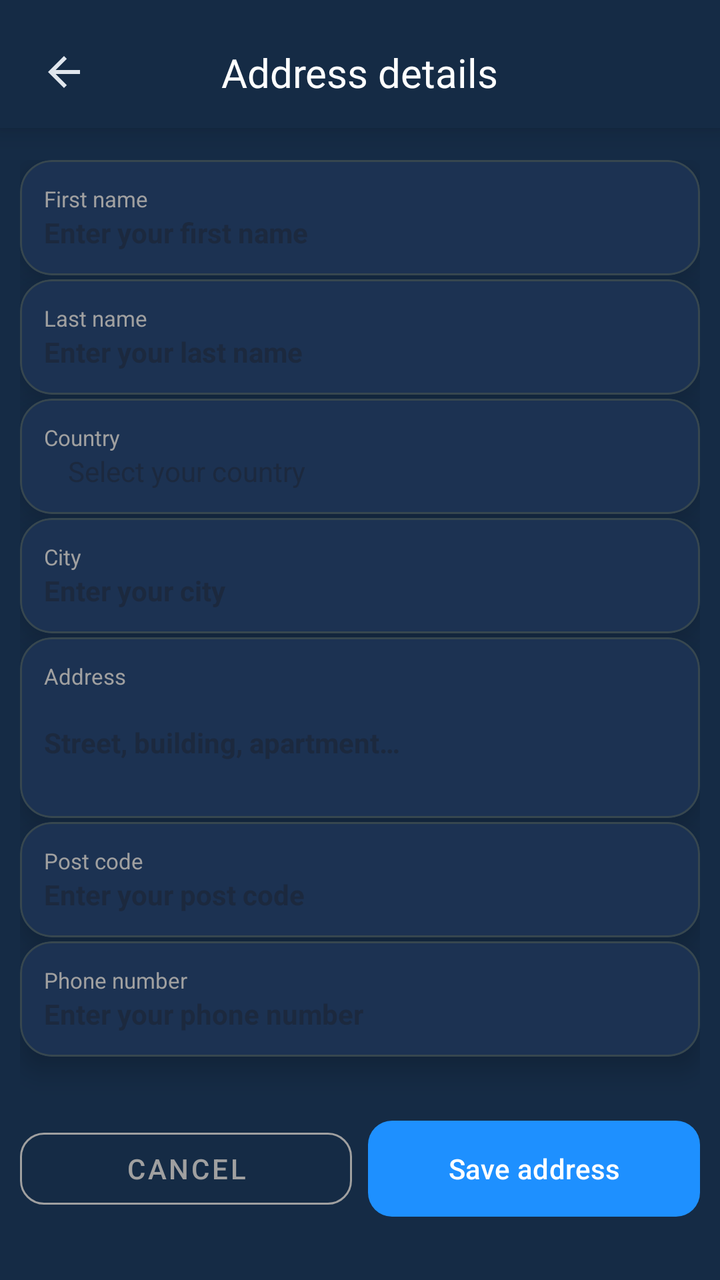
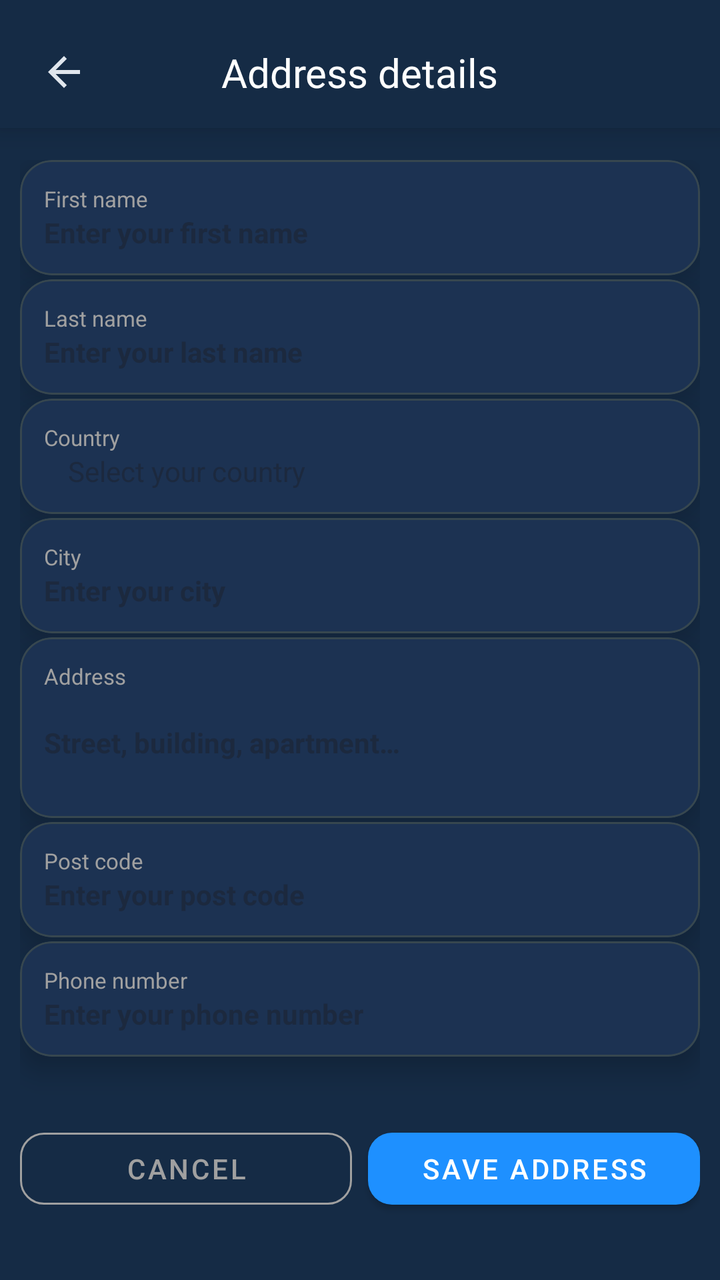

The first picture is an Android layout as it rendered before a commit; the second is the same layout after the commit. The layout source and the unified diff follow.
<!-- AndroidManifest.xml: application theme AppTheme -->
<!-- res/layout/fragment_user_address.xml -->
<?xml version="1.0" encoding="utf-8"?>
<androidx.constraintlayout.widget.ConstraintLayout 
    xmlns:android="http://schemas.android.com/apk/res/android"
    xmlns:app="http://schemas.android.com/apk/res-auto"
    xmlns:tools="http://schemas.android.com/tools"
    android:layout_width="match_parent"
    android:layout_height="match_parent"
    android:background="@color/background_color"
    tools:context=".ui.tabs.settings.userinfo.UserAddressFragment">

    
    <androidx.constraintlayout.widget.ConstraintLayout
        android:id="@+id/headerContainer"
        android:layout_width="match_parent"
        android:layout_height="wrap_content"
        android:paddingHorizontal="16dp"
        android:paddingTop="20dp"
        android:paddingBottom="12dp"
        android:background="@color/background_color"
        android:elevation="8dp"
        app:layout_constraintTop_toTopOf="parent">

        
        <ImageView
            android:id="@+id/btnBack"
            android:layout_width="32dp"
            android:layout_height="32dp"
            android:src="@drawable/ic_back"
            android:scaleType="center"
            app:tint="?attr/colorOnSurface"
            android:clickable="true"
            android:focusable="true"
            android:contentDescription="@string/user_address_back_button_desc"
            app:layout_constraintBottom_toBottomOf="parent"
            app:layout_constraintStart_toStartOf="parent"
            app:layout_constraintTop_toTopOf="parent" />

        
        <TextView
            android:id="@+id/tvTitle"
            style="@style/TextAppearance.Aqua.EditProfileTitle"
            android:layout_width="wrap_content"
            android:layout_height="wrap_content"
            android:text="@string/user_address_title"
            android:importantForAccessibility="yes"
            app:layout_constraintTop_toTopOf="parent"
            app:layout_constraintBottom_toBottomOf="parent"
            app:layout_constraintStart_toStartOf="parent"
            app:layout_constraintEnd_toEndOf="parent" />
    </androidx.constraintlayout.widget.ConstraintLayout>

    
    <ScrollView
        android:id="@+id/scrollContent"
        android:layout_width="0dp"
        android:layout_height="0dp"
        android:fillViewport="true"
        android:scrollbars="none"
        app:layout_constraintTop_toBottomOf="@id/headerContainer"
        app:layout_constraintBottom_toBottomOf="parent"
        app:layout_constraintStart_toStartOf="parent"
        app:layout_constraintEnd_toEndOf="parent">

        <LinearLayout
            android:id="@+id/contentRoot"
            android:layout_width="match_parent"
            android:layout_height="wrap_content"
            android:orientation="vertical"
            android:paddingStart="10dp"
            android:paddingEnd="10dp"
            android:paddingTop="16dp"
            android:paddingBottom="16dp"
            android:gravity="center_horizontal">

            
            <com.google.android.material.card.MaterialCardView
                android:layout_width="match_parent"
                android:layout_height="wrap_content"
                android:layout_marginBottom="2dp"
                style="@style/Widget.Aqua.CardStyles">

                <LinearLayout
                    android:orientation="vertical"
                    android:layout_width="match_parent"
                    android:layout_height="wrap_content"
                    android:padding="12dp">

                    <TextView
                        android:layout_width="wrap_content"
                        android:layout_height="wrap_content"
                        android:text="@string/address_info_first_name_label"
                        android:textSize="11sp"
                        android:textColor="@color/settings_text_secondary"
                        android:labelFor="@id/etFirstName" />

                    <EditText
                        android:id="@+id/etFirstName"
                        android:layout_width="match_parent"
                        android:layout_height="wrap_content"
                        android:textSize="14sp"
                        android:textColor="@android:color/white"
                        android:hint="@string/address_info_first_name_hint"
                        android:textStyle="bold"
                        android:background="@null"
                        android:padding="0dp" />
                </LinearLayout>
            </com.google.android.material.card.MaterialCardView>

            
            <com.google.android.material.card.MaterialCardView
                android:layout_width="match_parent"
                android:layout_height="wrap_content"
                android:layout_marginBottom="2dp"
                style="@style/Widget.Aqua.CardStyles">

                <LinearLayout
                    android:orientation="vertical"
                    android:layout_width="match_parent"
                    android:layout_height="wrap_content"
                    android:padding="12dp">

                    <TextView
                        android:layout_width="wrap_content"
                        android:layout_height="wrap_content"
                        android:text="@string/address_info_last_name_label"
                        android:textSize="11sp"
                        android:textColor="@color/settings_text_secondary"
                        android:labelFor="@id/etLastName" />

                    <EditText
                        android:id="@+id/etLastName"
                        android:layout_width="match_parent"
                        android:layout_height="wrap_content"
                        android:textSize="14sp"
                        android:textColor="@android:color/white"
                        android:hint="@string/address_info_last_name_hint"
                        android:textStyle="bold"
                        android:background="@null"
                        android:padding="0dp" />
                </LinearLayout>
            </com.google.android.material.card.MaterialCardView>

            
            <com.google.android.material.card.MaterialCardView
                android:layout_width="match_parent"
                android:layout_height="wrap_content"
                android:layout_marginBottom="2dp"
                style="@style/Widget.Aqua.CardStyles">

                <LinearLayout
                    android:orientation="vertical"
                    android:layout_width="match_parent"
                    android:layout_height="wrap_content"
                    android:padding="12dp">

                    <TextView
                        android:layout_width="wrap_content"
                        android:layout_height="wrap_content"
                        android:text="@string/address_info_country_label"
                        android:textSize="11sp"
                        android:textColor="@color/settings_text_secondary"
                        android:labelFor="@id/etCountry" />

                    <AutoCompleteTextView
                        android:id="@+id/etCountry"
                        android:layout_width="match_parent"
                        android:layout_height="wrap_content"
                        android:textSize="14sp"
                        android:textColor="@android:color/white"
                        android:hint="@string/address_info_country_hint"
                        android:focusable="false"
                        android:cursorVisible="false"
                        android:inputType="none"
                        android:background="@null"
                        android:singleLine="true"
                        android:ellipsize="end"
                        android:gravity="start"
                        android:textAlignment="viewStart"
                        android:padding="0dp"
                        android:paddingStart="12dp" />
                </LinearLayout>
            </com.google.android.material.card.MaterialCardView>

            
            <com.google.android.material.card.MaterialCardView
                android:layout_width="match_parent"
                android:layout_height="wrap_content"
                android:layout_marginBottom="2dp"
                style="@style/Widget.Aqua.CardStyles">

                <LinearLayout
                    android:orientation="vertical"
                    android:layout_width="match_parent"
                    android:layout_height="wrap_content"
                    android:padding="12dp">

                    <TextView
                        android:layout_width="wrap_content"
                        android:layout_height="wrap_content"
                        android:text="@string/address_info_city_label"
                        android:textSize="11sp"
                        android:textColor="@color/settings_text_secondary"
                        android:labelFor="@id/etCity" />

                    <EditText
                        android:id="@+id/etCity"
                        android:layout_width="match_parent"
                        android:layout_height="wrap_content"
                        android:textSize="14sp"
                        android:textColor="@android:color/white"
                        android:hint="@string/address_info_city_hint"
                        android:textStyle="bold"
                        android:background="@null"
                        android:padding="0dp" />
                </LinearLayout>
            </com.google.android.material.card.MaterialCardView>

            
            <com.google.android.material.card.MaterialCardView
                android:layout_width="match_parent"
                android:layout_height="wrap_content"
                android:layout_marginBottom="2dp"
                style="@style/Widget.Aqua.CardStyles">

                <LinearLayout
                    android:orientation="vertical"
                    android:layout_width="match_parent"
                    android:layout_height="wrap_content"
                    android:padding="12dp">

                    <TextView
                        android:layout_width="wrap_content"
                        android:layout_height="wrap_content"
                        android:text="@string/address_info_address_label"
                        android:textSize="11sp"
                        android:textColor="@color/settings_text_secondary"
                        android:labelFor="@id/etAddress" />

                    <EditText
                        android:id="@+id/etAddress"
                        android:layout_width="match_parent"
                        android:layout_height="wrap_content"
                        android:textSize="14sp"
                        android:textColor="@android:color/white"
                        android:hint="@string/address_info_address_hint"
                        android:textStyle="bold"
                        android:background="@null"
                        android:padding="0dp"
                        android:inputType="textMultiLine"
                        android:singleLine="false"
                        android:lines="3"
                        android:ellipsize="none"
                        android:scrollHorizontally="false" />
                </LinearLayout>
            </com.google.android.material.card.MaterialCardView>

            
            <com.google.android.material.card.MaterialCardView
                android:layout_width="match_parent"
                android:layout_height="wrap_content"
                android:layout_marginBottom="2dp"
                style="@style/Widget.Aqua.CardStyles">

                <LinearLayout
                    android:orientation="vertical"
                    android:layout_width="match_parent"
                    android:layout_height="wrap_content"
                    android:padding="12dp">

                    <TextView
                        android:layout_width="wrap_content"
                        android:layout_height="wrap_content"
                        android:text="@string/address_info_postcode_label"
                        android:textSize="11sp"
                        android:textColor="@color/settings_text_secondary"
                        android:labelFor="@id/etPostCode" />

                    <EditText
                        android:id="@+id/etPostCode"
                        android:layout_width="match_parent"
                        android:layout_height="wrap_content"
                        android:inputType="number"
                        android:textSize="14sp"
                        android:textColor="@android:color/white"
                        android:hint="@string/address_info_postcode_hint"
                        android:textStyle="bold"
                        android:background="@null"
                        android:padding="0dp" />
                </LinearLayout>
            </com.google.android.material.card.MaterialCardView>

            
            <com.google.android.material.card.MaterialCardView
                android:layout_width="match_parent"
                android:layout_height="wrap_content"
                android:layout_marginBottom="16dp"
                style="@style/Widget.Aqua.CardStyles">

                <LinearLayout
                    android:orientation="vertical"
                    android:layout_width="match_parent"
                    android:layout_height="wrap_content"
                    android:padding="12dp">

                    <TextView
                        android:layout_width="wrap_content"
                        android:layout_height="wrap_content"
                        android:text="@string/address_info_phone_label"
                        android:textSize="11sp"
                        android:textColor="@color/settings_text_secondary"
                        android:labelFor="@id/etPhoneNumber" />

                    <EditText
                        android:id="@+id/etPhoneNumber"
                        android:layout_width="match_parent"
                        android:layout_height="wrap_content"
                        android:inputType="phone"
                        android:textSize="14sp"
                        android:textColor="@android:color/white"
                        android:hint="@string/address_info_phone_hint"
                        android:textStyle="bold"
                        android:background="@null"
                        android:padding="0dp" />
                </LinearLayout>
            </com.google.android.material.card.MaterialCardView>

            
            <LinearLayout
                android:layout_width="match_parent"
                android:layout_height="wrap_content"
                android:orientation="horizontal"
                android:gravity="end"
                android:layout_marginTop="16dp"
                android:layout_marginBottom="8dp"
                android:weightSum="2">

                
                <com.google.android.material.button.MaterialButton
                    android:id="@+id/btnCancel"
                    style="@style/Widget.MaterialComponents.Button.OutlinedButton"
                    android:layout_width="0dp"
                    android:layout_height="48dp"
                    android:layout_marginEnd="8dp"
                    android:layout_weight="1"
                    android:text="@string/address_info_cancel_button"
                    android:textColor="@color/settings_text_secondary"
                    app:strokeColor="@color/settings_text_secondary"
                    app:strokeWidth="1dp"
                    app:cornerRadius="12dp"
                    app:backgroundTint="@android:color/transparent" />

                
                <com.google.android.material.button.MaterialButton
                    android:id="@+id/btnSave"
                    style="@style/Widget.Aqua.PrimaryButton"
                    android:layout_width="0dp"
                    android:layout_height="48dp"
                    android:layout_weight="1"
                    android:text="@string/address_info_save_button"
                    android:contentDescription="@string/address_info_save_button_desc" />
            </LinearLayout>
        </LinearLayout>
    </ScrollView>

</androidx.constraintlayout.widget.ConstraintLayout>
<!-- resources referenced by this layout -->
<resources>
  <color name="background_color">#152B45</color>
  <color name="settings_text_secondary">#A0A0A0</color>
  <!-- drawable ic_back (drawable) -->
  <?xml version="1.0" encoding="utf-8"?>
  <vector xmlns:android="http://schemas.android.com/apk/res/android"
      android:width="24dp"
      android:height="24dp"
      android:viewportWidth="24"
      android:viewportHeight="24">
  
      <path
          android:fillColor="@android:color/white"
          android:pathData="M20,11H7.83L13.42,5.41L12,4l-8,8 8,8 1.41,-1.41L7.83,13H20v-2z" />
  </vector>
  <string name="address_info_address_hint">Street, building, apartment…</string>
  <string name="address_info_address_label">Address</string>
  <string name="address_info_cancel_button">Cancel</string>
  <string name="address_info_city_hint">Enter your city</string>
  <string name="address_info_city_label">City</string>
  <string name="address_info_country_hint">Select your country</string>
  <string name="address_info_country_label">Country</string>
  <string name="address_info_first_name_hint">Enter your first name</string>
  <string name="address_info_first_name_label">First name</string>
  <string name="address_info_last_name_hint">Enter your last name</string>
  <string name="address_info_last_name_label">Last name</string>
  <string name="address_info_phone_hint">Enter your phone number</string>
  <string name="address_info_phone_label">Phone number</string>
  <string name="address_info_postcode_hint">Enter your post code</string>
  <string name="address_info_postcode_label">Post code</string>
  <string name="address_info_save_button">Save address</string>
  <string name="address_info_save_button_desc">Save your address information</string>
  <string name="user_address_back_button_desc">Go back from address screen</string>
  <string name="user_address_title">Address details</string>
  <style name="TextAppearance.Aqua.EditProfileTitle" parent="TextAppearance.Material3.TitleLarge">
      <item name="fontFamily">@font/inter_semibold</item>
      <item name="android:fontFamily">@font/inter_semibold</item>
      <item name="android:textColor">@android:color/white</item>
      <item name="android:textSize">20sp</item>
  </style>
  <style name="Widget.Aqua.CardStyles" parent="Widget.MaterialComponents.CardView">
      <item name="cardBackgroundColor">@color/settings_card_background</item>
      <item name="cardCornerRadius">16dp</item>
      <item name="cardElevation">8dp</item>
      <item name="cardUseCompatPadding">false</item>
  </style>
  <style name="Widget.Aqua.PrimaryButton" parent="Widget.Material3.Button">
      <item name="android:textColor">@android:color/white</item>
      <item name="cornerRadius">12dp</item>
      <item name="android:insetTop">0dp</item>
      <item name="android:insetBottom">0dp</item>
      <item name="android:paddingTop">12dp</item>
      <item name="android:paddingBottom">12dp</item>
      <item name="backgroundTint">@color/aqua_button_blue</item>
  </style>
  <color name="settings_card_background">#1C3252</color>
  <color name="aqua_button_blue">#1E90FF</color>
  <color name="md_theme_light_primary">#2196F3</color>
  <color name="md_theme_light_onPrimary">#FFFFFF</color>
  <color name="md_theme_light_secondary">#4A6363</color>
  <color name="md_theme_light_onSecondary">#FFFFFF</color>
  <color name="md_theme_light_background">#152B45</color>
  <color name="md_theme_light_surface">#152B45</color>
  <color name="md_theme_light_onSurface">#E0E6ED</color>
  <color name="md_theme_light_surfaceVariant">#233042</color>
  <color name="md_theme_light_onSurfaceVariant">#5C6B75</color>
  <color name="md_theme_light_outline">#455A64</color>
  <color name="md_theme_light_outlineVariant">#37474F</color>
  <color name="md_theme_light_error">#D32F2F</color>
  <color name="md_theme_light_onError">#FFFFFF</color>
  <!-- unchanged entries left out for length: 1 -->
</resources>

<!-- the commit's change to res/layout/fragment_user_address.xml (unified diff, before → after) -->
@@ -352,12 +352,14 @@
                 
                 <com.google.android.material.button.MaterialButton
                     android:id="@+id/btnSave"
-                    style="@style/Widget.Aqua.PrimaryButton"
+                    style="@style/Widget.MaterialComponents.Button"
                     android:layout_width="0dp"
                     android:layout_height="48dp"
                     android:layout_weight="1"
                     android:text="@string/address_info_save_button"
-                    android:contentDescription="@string/address_info_save_button_desc" />
+                    android:textColor="#FFFFFF"
+                    app:backgroundTint="#1E90FF"
+                    app:cornerRadius="12dp" />
             </LinearLayout>
         </LinearLayout>
     </ScrollView>
<!-- resource entries referenced after the edit -->
@@ -30,7 +30,6 @@
   <string name="address_info_postcode_hint">Enter your post code</string>
   <string name="address_info_postcode_label">Post code</string>
   <string name="address_info_save_button">Save address</string>
-  <string name="address_info_save_button_desc">Save your address information</string>
   <string name="user_address_back_button_desc">Go back from address screen</string>
   <string name="user_address_title">Address details</string>
   <style name="TextAppearance.Aqua.EditProfileTitle" parent="TextAppearance.Material3.TitleLarge">
@@ -45,17 +44,7 @@
       <item name="cardElevation">8dp</item>
       <item name="cardUseCompatPadding">false</item>
   </style>
-  <style name="Widget.Aqua.PrimaryButton" parent="Widget.Material3.Button">
-      <item name="android:textColor">@android:color/white</item>
-      <item name="cornerRadius">12dp</item>
-      <item name="android:insetTop">0dp</item>
-      <item name="android:insetBottom">0dp</item>
-      <item name="android:paddingTop">12dp</item>
-      <item name="android:paddingBottom">12dp</item>
-      <item name="backgroundTint">@color/aqua_button_blue</item>
-  </style>
   <color name="settings_card_background">#1C3252</color>
-  <color name="aqua_button_blue">#1E90FF</color>
   <color name="md_theme_light_primary">#2196F3</color>
   <color name="md_theme_light_onPrimary">#FFFFFF</color>
   <color name="md_theme_light_secondary">#4A6363</color>
